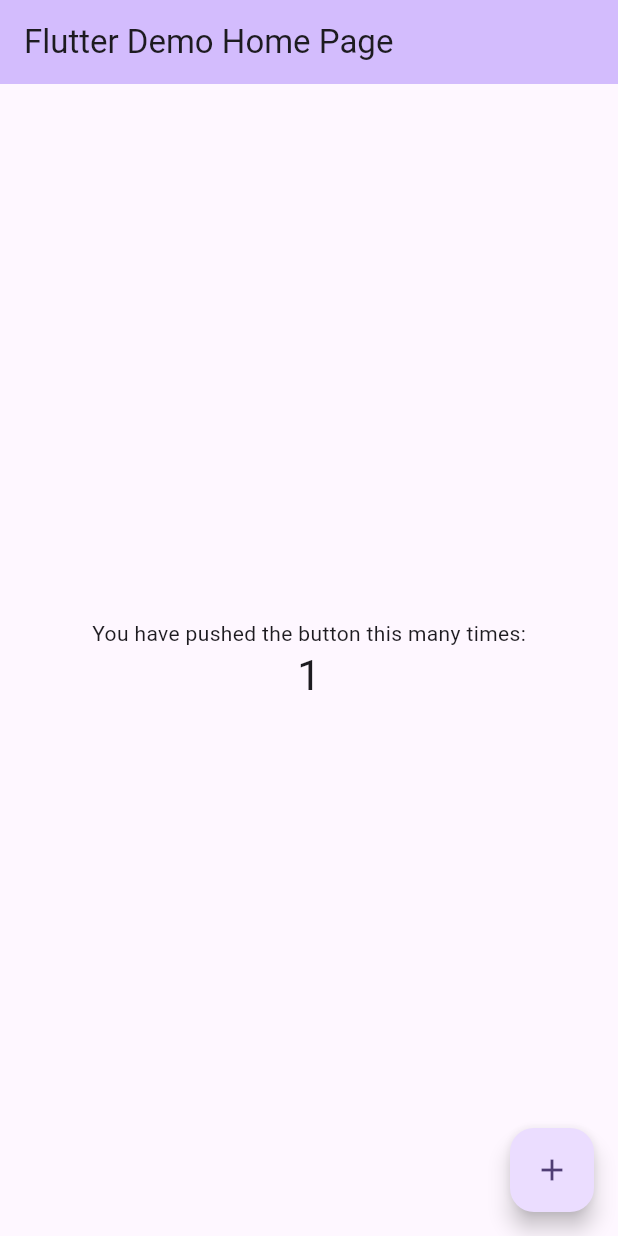
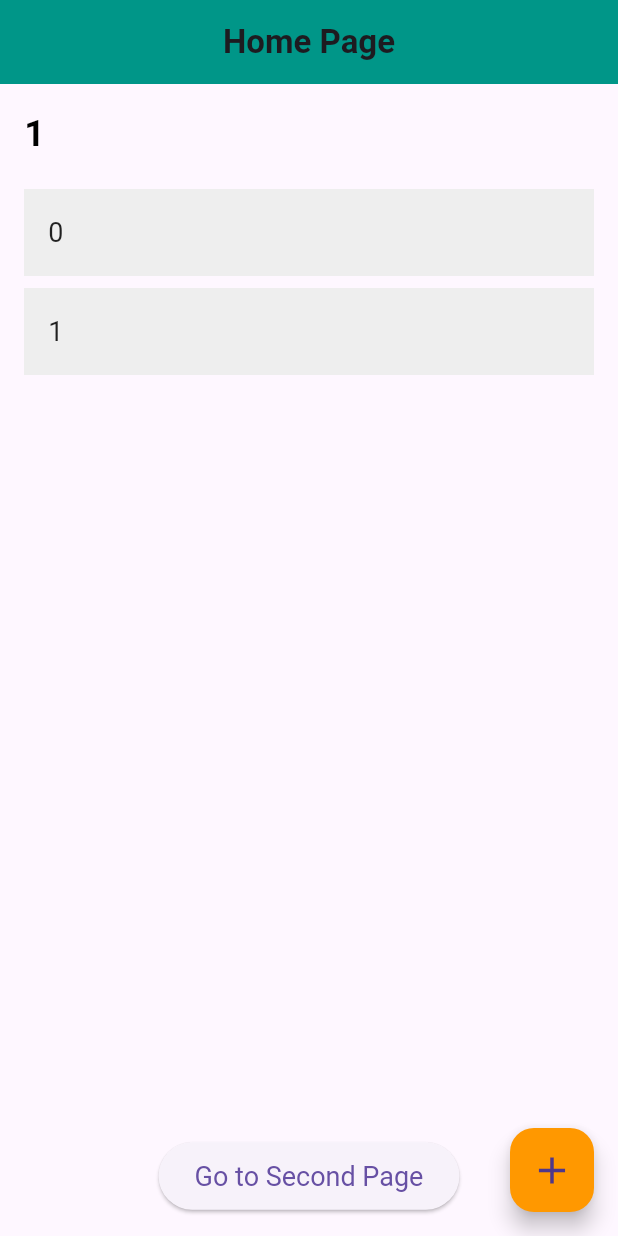
Before and after one commit to amSreejith/Restaurant_App_UI, a Flutter app: the screen it shows after launch, after a tap on the "add" icon, on a phone screen of 412 x 824 dp. Run offline on Flutter 3.47's test engine with Material 3 defaults, Android fonts, the phone set to English and light mode, and no system bars.

Commit message:
provider added

```diff
--- a/lib/main.dart
+++ b/lib/main.dart
@@ -1,4 +1,7 @@
 import 'package:flutter/material.dart';
+import 'package:provider/provider.dart';
+import 'package:sushi_restaurant/model/counter_provider.dart';
+import 'package:sushi_restaurant/pages/home.dart';
 
 void main() {
   runApp(const MyApp());
@@ -7,119 +10,16 @@
 class MyApp extends StatelessWidget {
   const MyApp({super.key});
 
-  // This widget is the root of your application.
   @override
   Widget build(BuildContext context) {
-    return MaterialApp(
-      title: 'Flutter Demo',
-      theme: ThemeData(
-        // This is the theme of your application.
-        //
-        // TRY THIS: Try running your application with "flutter run". You'll see
-        // the application has a purple toolbar. Then, without quitting the app,
-        // try changing the seedColor in the colorScheme below to Colors.green
-        // and then invoke "hot reload" (save your changes or press the "hot
-        // reload" button in a Flutter-supported IDE, or press "r" if you used
-        // the command line to start the app).
-        //
-        // Notice that the counter didn't reset back to zero; the application
-        // state is not lost during the reload. To reset the state, use hot
-        // restart instead.
-        //
-        // This works for code too, not just values: Most code changes can be
-        // tested with just a hot reload.
-        colorScheme: ColorScheme.fromSeed(seedColor: Colors.deepPurple),
-        useMaterial3: true,
+    return MultiProvider(
+      providers:[
+        ChangeNotifierProvider(create: (context) => NumberListProvider()),
+      ],
+      child: const MaterialApp(
+        debugShowCheckedModeBanner: false,
+        home: Home(),
       ),
-      home: const MyHomePage(title: 'Flutter Demo Home Page'),
     );
   }
 }
-
-class MyHomePage extends StatefulWidget {
-  const MyHomePage({super.key, required this.title});
-
-  // This widget is the home page of your application. It is stateful, meaning
-  // that it has a State object (defined below) that contains fields that affect
-  // how it looks.
-
-  // This class is the configuration for the state. It holds the values (in this
-  // case the title) provided by the parent (in this case the App widget) and
-  // used by the build method of the State. Fields in a Widget subclass are
-  // always marked "final".
-
-  final String title;
-
-  @override
-  State<MyHomePage> createState() => _MyHomePageState();
-}
-
-class _MyHomePageState extends State<MyHomePage> {
-  int _counter = 0;
-
-  void _incrementCounter() {
-    setState(() {
-      // This call to setState tells the Flutter framework that something has
-      // changed in this State, which causes it to rerun the build method below
-      // so that the display can reflect the updated values. If we changed
-      // _counter without calling setState(), then the build method would not be
-      // called again, and so nothing would appear to happen.
-      _counter++;
-    });
-  }
-
-  @override
-  Widget build(BuildContext context) {
-    // This method is rerun every time setState is called, for instance as done
-    // by the _incrementCounter method above.
-    //
-    // The Flutter framework has been optimized to make rerunning build methods
-    // fast, so that you can just rebuild anything that needs updating rather
-    // than having to individually change instances of widgets.
-    return Scaffold(
-      appBar: AppBar(
-        // TRY THIS: Try changing the color here to a specific color (to
-        // Colors.amber, perhaps?) and trigger a hot reload to see the AppBar
-        // change color while the other colors stay the same.
-        backgroundColor: Theme.of(context).colorScheme.inversePrimary,
-        // Here we take the value from the MyHomePage object that was created by
-        // the App.build method, and use it to set our appbar title.
-        title: Text(widget.title),
-      ),
-      body: Center(
-        // Center is a layout widget. It takes a single child and positions it
-        // in the middle of the parent.
-        child: Column(
-          // Column is also a layout widget. It takes a list of children and
-          // arranges them vertically. By default, it sizes itself to fit its
-          // children horizontally, and tries to be as tall as its parent.
-          //
-          // Column has various properties to control how it sizes itself and
-          // how it positions its children. Here we use mainAxisAlignment to
-          // center the children vertically; the main axis here is the vertical
-          // axis because Columns are vertical (the cross axis would be
-          // horizontal).
-          //
-          // TRY THIS: Invoke "debug painting" (choose the "Toggle Debug Paint"
-          // action in the IDE, or press "p" in the console), to see the
-          // wireframe for each widget.
-          mainAxisAlignment: MainAxisAlignment.center,
-          children: <Widget>[
-            const Text(
-              'You have pushed the button this many times:',
-            ),
-            Text(
-              '$_counter',
-              style: Theme.of(context).textTheme.headlineMedium,
-            ),
-          ],
-        ),
-      ),
-      floatingActionButton: FloatingActionButton(
-        onPressed: _incrementCounter,
-        tooltip: 'Increment',
-        child: const Icon(Icons.add),
-      ), // This trailing comma makes auto-formatting nicer for build methods.
-    );
-  }
-}
--- /dev/null
+++ b/lib/model/counter_provider.dart
@@ -0,0 +1,12 @@
+import 'package:flutter/material.dart';
+
+class NumberListProvider extends ChangeNotifier {
+  List<int> numberList = [0];
+
+  // Method to increment the last number in the list
+  void increment() {
+    int last = numberList.last;
+    numberList.add(last + 1);
+    notifyListeners(); // Notify listeners after updating the list
+  }
+}
--- /dev/null
+++ b/lib/pages/home.dart
@@ -0,0 +1,78 @@
+import 'package:flutter/material.dart';
+import 'package:provider/provider.dart';
+import 'package:sushi_restaurant/model/counter_provider.dart';
+import 'package:sushi_restaurant/pages/seconpage.dart';
+
+class Home extends StatefulWidget {
+  const Home({super.key});
+
+  @override
+  State<Home> createState() => _HomeState();
+}
+
+class _HomeState extends State<Home> {
+  @override
+  Widget build(BuildContext context) {
+    return Consumer<NumberListProvider>(
+      builder: (context, numberList, child) => Scaffold(
+        appBar: AppBar(
+          backgroundColor: Colors.teal,
+          title: const Text('Home Page', style: TextStyle(fontSize: 22, fontWeight: FontWeight.bold)),
+          centerTitle: true,
+        ),
+        floatingActionButton: FloatingActionButton(
+          onPressed: () {
+            numberList.increment();
+            // Action when the button is pressed
+          },
+          tooltip: 'Add Item',
+          backgroundColor: Colors.orange,
+          child: const Icon(Icons.add, size: 30),
+        ),
+        body: Padding(
+          padding: const EdgeInsets.all(16.0),
+          child: Column(
+            crossAxisAlignment: CrossAxisAlignment.start,
+            children: [
+              Text(numberList.numberList.last.toString(),
+                  style: const TextStyle(color: Colors.black, fontSize: 24, fontWeight: FontWeight.bold)),
+              const SizedBox(height: 16),
+              Expanded(
+                child: ListView.builder(
+                  itemCount: numberList.numberList.length,
+                  itemBuilder: (context, index) {
+                    return Container(
+                      margin: const EdgeInsets.symmetric(vertical: 4.0),
+                      padding: const EdgeInsets.all(16.0),
+                      color: Colors.grey[200],
+                      child: Text(numberList.numberList[index].toString(),
+                          style: TextStyle(color: Colors.black87, fontSize: 18)),
+                    );
+                  },
+                ),
+              ),
+              const SizedBox(height: 16),
+              Center(
+                child: ElevatedButton(
+                  onPressed: () {
+                    // Navigate to the second page
+                    Navigator.push(
+                      context,
+                      MaterialPageRoute(builder: (context) => const SecondPage()),
+                    );
+                  },
+                  style: ElevatedButton.styleFrom(
+
+                    padding: const EdgeInsets.symmetric(horizontal: 24, vertical: 12),
+                    textStyle: const TextStyle(fontSize: 18),
+                  ),
+                  child: const Text('Go to Second Page'),
+                ),
+              ),
+            ],
+          ),
+        ),
+      ),
+    );
+  }
+}
--- a/pubspec.yaml
+++ b/pubspec.yaml
@@ -2,7 +2,6 @@ name: sushi_restaurant
 description: "A new Flutter project."
 # The following line prevents the package from being accidentally published to
 # pub.dev using `flutter pub publish`. This is preferred for private packages.
-publish_to: 'none' # Remove this line if you wish to publish to pub.dev
 
 # The following defines the version and build number for your application.
 # A version number is three numbers separated by dots, like 1.2.43
@@ -35,6 +34,7 @@ dependencies:
   # The following adds the Cupertino Icons font to your application.
   # Use with the CupertinoIcons class for iOS style icons.
   cupertino_icons: ^1.0.8
+  provider: ^6.1.2
 
 dev_dependencies:
   flutter_test:
```
Also changed, not shown: lib/pages/seconpage.dart (added, +60 -0 lines), pubspec.lock.
